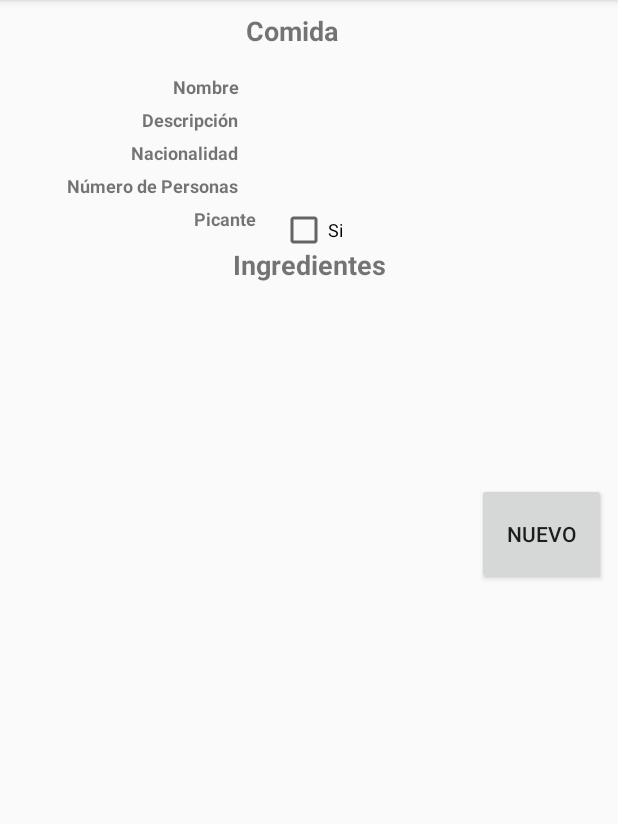
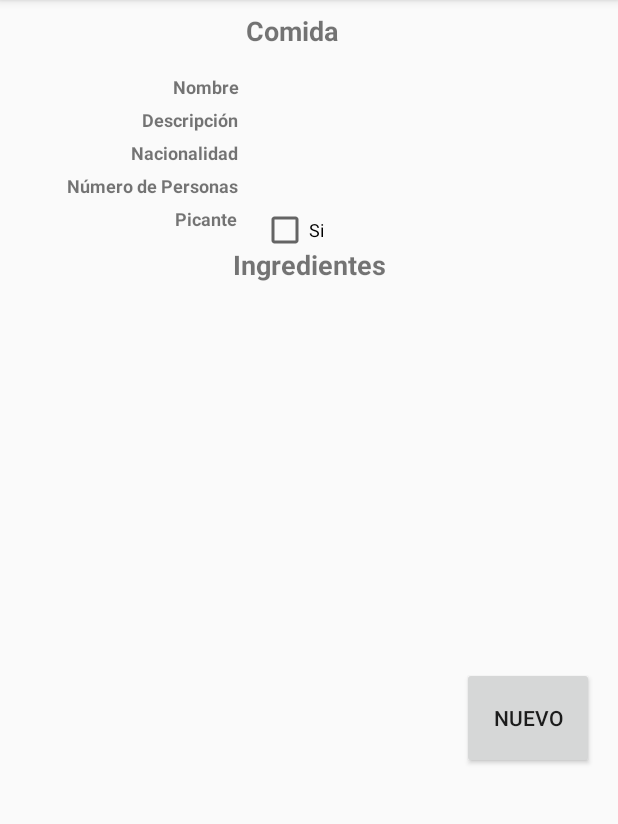
Before and after one commit to darwinguz/AppMov2018A-ExamenBimestral, an Android app: the IngredientesActivity screen opened directly, with no data from a screen before it, on a phone screen of 412 x 824 dp, the part 84-908 px from its top. Run offline under Robolectric (Android 15) with nearby library versions, the phone set to English and light mode, and no system bars; 2 statements that could not run were skipped.

Commit message:
Crear ingrediente listo y examen casi completo faltan retoques

```diff
--- a/app/src/main/res/layout/activity_ingredientes.xml
+++ b/app/src/main/res/layout/activity_ingredientes.xml
@@ -78,6 +78,7 @@
         android:textSize="12sp"
         android:textStyle="bold"
         app:layout_constraintEnd_toEndOf="@+id/lbl_numero_personas_ingrediente"
+        app:layout_constraintHorizontal_bias="0.815"
         app:layout_constraintStart_toStartOf="@+id/lbl_numero_personas_ingrediente"
         app:layout_constraintTop_toBottomOf="@+id/lbl_numero_personas_ingrediente" />
 
@@ -173,46 +174,22 @@
         app:layout_constraintTop_toTopOf="parent"
         app:layout_constraintVertical_bias="0.0" />
 
-    <LinearLayout
-        android:layout_width="0dp"
-        android:layout_height="305dp"
-        android:layout_marginBottom="8dp"
+    <android.support.v7.widget.RecyclerView
+        android:id="@+id/recycler_view_ingrediente"
+        android:layout_width="241dp"
+        android:layout_height="289dp"
         android:layout_marginEnd="8dp"
-        android:layout_marginLeft="8dp"
         android:layout_marginRight="8dp"
-        android:layout_marginStart="8dp"
-        android:orientation="horizontal"
+        android:layout_marginTop="25dp"
+        android:layout_weight="50"
+        android:clipToPadding="false"
         app:layout_constraintBottom_toBottomOf="parent"
         app:layout_constraintEnd_toEndOf="parent"
         app:layout_constraintHorizontal_bias="0.0"
         app:layout_constraintStart_toStartOf="parent"
         app:layout_constraintTop_toBottomOf="@+id/textView">
 
-        <android.support.v7.widget.RecyclerView
-            android:id="@+id/recycler_view_ingrediente"
-            android:layout_width="match_parent"
-            android:layout_height="match_parent"
-            android:layout_marginEnd="8dp"
-            android:layout_marginLeft="8dp"
-            android:layout_marginRight="8dp"
-            android:layout_marginStart="8dp"
-            android:layout_marginTop="8dp"
-            android:layout_weight="50"
-            app:layout_constraintEnd_toEndOf="parent"
-            app:layout_constraintHorizontal_bias="0.0"
-            app:layout_constraintStart_toStartOf="parent"
-            app:layout_constraintTop_toBottomOf="@+id/chk_picante_ingrediente">
-
-        </android.support.v7.widget.RecyclerView>
-
-        <Button
-            android:id="@+id/btn_nuevo_ingrediente"
-            android:layout_width="wrap_content"
-            android:layout_height="68dp"
-            android:layout_weight="1"
-            android:text="@string/str_nuevo" />
-
-    </LinearLayout>
+    </android.support.v7.widget.RecyclerView>
 
     <TextView
         android:id="@+id/textView"
@@ -234,5 +211,23 @@
         app:layout_constraintTop_toTopOf="parent"
         app:layout_constraintVertical_bias="0.0" />
 
+    <Button
+        android:id="@+id/btn_nuevo_ingrediente"
+        android:layout_width="wrap_content"
+        android:layout_height="68dp"
+        android:layout_marginBottom="8dp"
+        android:layout_marginEnd="16dp"
+        android:layout_marginLeft="8dp"
+        android:layout_marginRight="16dp"
+        android:layout_marginStart="8dp"
+        android:layout_marginTop="8dp"
+        android:layout_weight="1"
+        android:text="@string/str_nuevo"
+        app:layout_constraintBottom_toBottomOf="parent"
+        app:layout_constraintEnd_toEndOf="parent"
+        app:layout_constraintHorizontal_bias="1.0"
+        app:layout_constraintStart_toEndOf="@+id/recycler_view_ingrediente"
+        app:layout_constraintTop_toBottomOf="@+id/textView" />
+
 
 </android.support.constraint.ConstraintLayout>
```
Also changed, not shown: app/src/main/java/cynitech/wrad/examenbimestral/CrearIngredienteActivity.kt (+29 -0 lines), app/src/main/java/cynitech/wrad/examenbimestral/IngredientesActivity.kt (+9 -2 lines), app/src/main/java/cynitech/wrad/examenbimestral/persistencia/servicios/SerIngrediente.kt (+27 -0 lines), app/src/main/res/layout/activity_crear_ingrediente.xml (+5 -7 lines).
